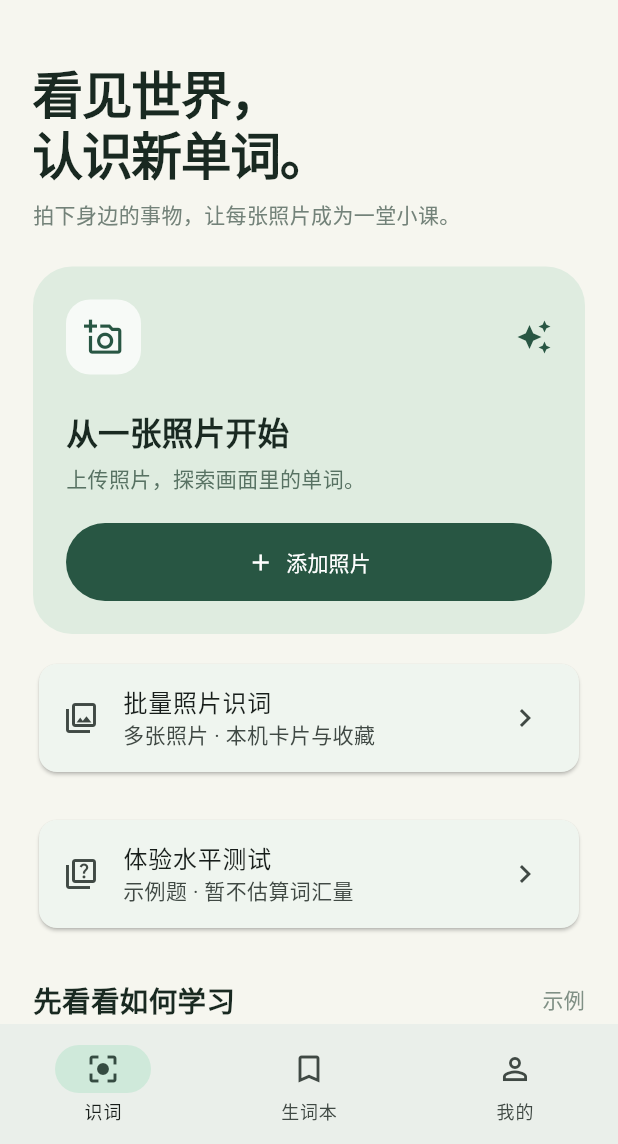
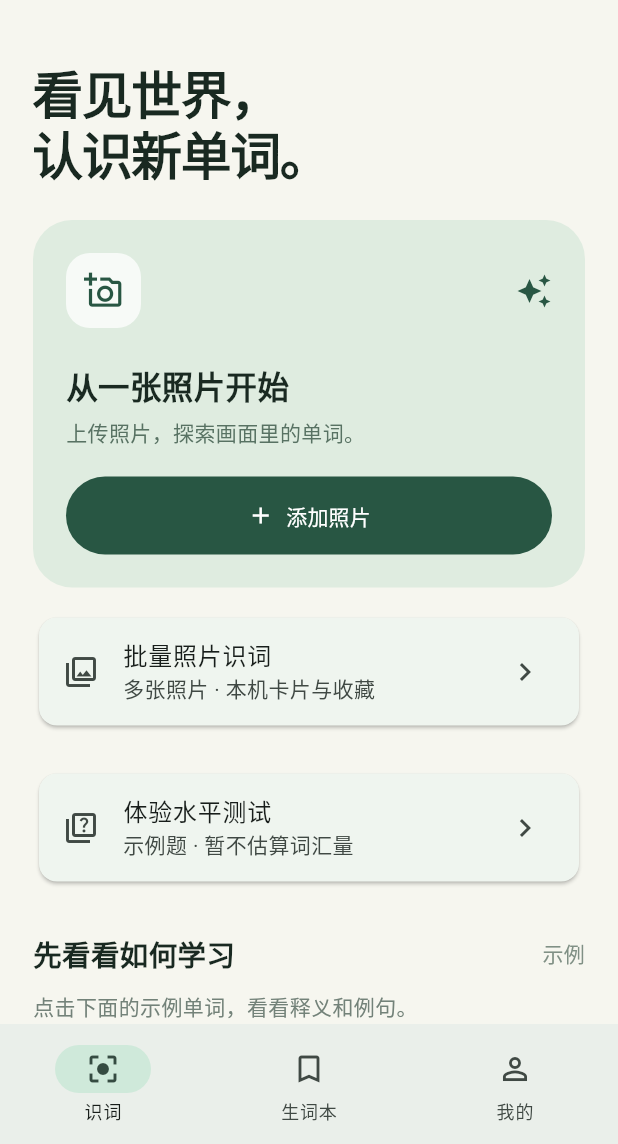
Before and after one commit to yebushuhai/chenbot, a Flutter app: the screen it shows after launch, on a phone screen of 412 x 824 dp, the part 92-1236 px from its top. Run offline on Flutter 3.47's test engine with Material 3 defaults, Android fonts, the phone set to English and light mode, and no system bars; our stand-ins replace flutter_tts, image_picker, shared_preferences, supabase_flutter; accounts and stored records are empty.

Commit message:
删除首页介绍文案
删除首页“拍下身边的事物，让每张照片成为一堂小课。”文案及其相关间距，简化首页展示。

```diff
--- a/lib/main.dart
+++ b/lib/main.dart
@@ -540,11 +540,6 @@ class _HomeState extends State<Home> {
           letterSpacing: -1,
         ),
       ),
-      const SizedBox(height: 10),
-      const Text(
-        '拍下身边的事物，让每张照片成为一堂小课。',
-        style: TextStyle(color: Color(0xff738279), height: 1.5),
-      ),
       const SizedBox(height: 24),
       Container(
         padding: const EdgeInsets.all(22),
```
